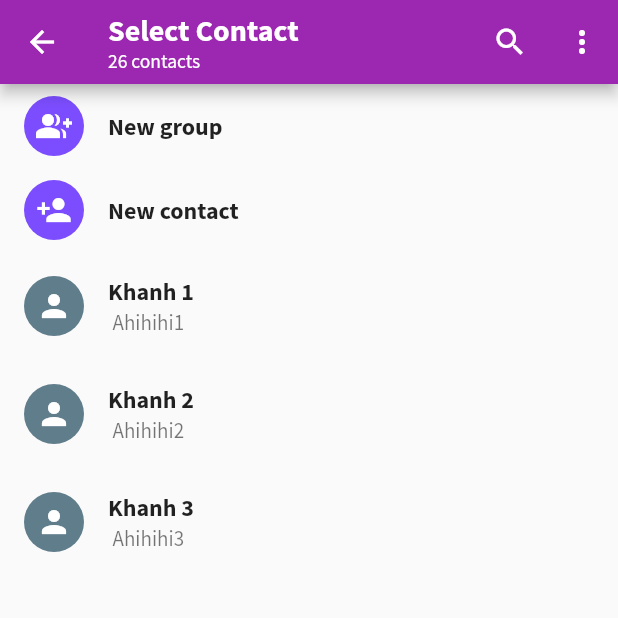
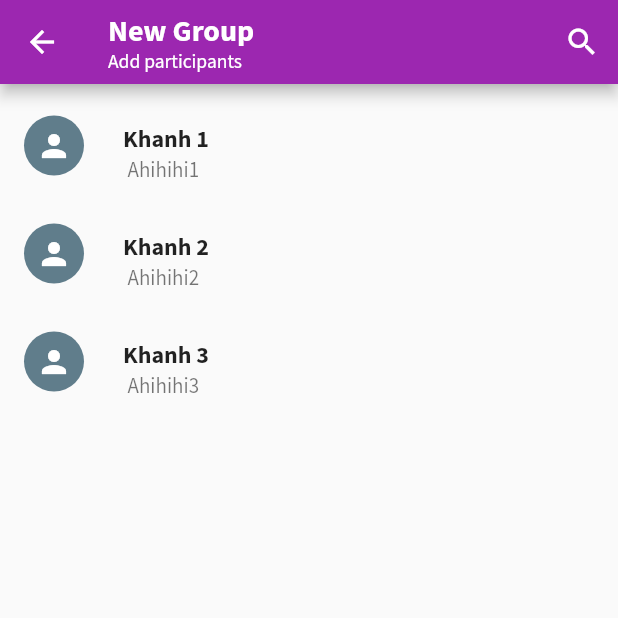
Before and after one commit to hkhansh27/chat-app, a Flutter app: the SelectContact screen opened directly, after a tap on "New group", on a phone screen of 412 x 824 dp, the top half of it. Run offline on Flutter 3.47's test engine with Material 2 defaults, Android fonts, the phone set to English and light mode, and no system bars; our stand-ins replace emoji_picker_flutter.

Commit message:
add create group UI

```diff
--- a/lib/CustomUI/button_card.dart
+++ b/lib/CustomUI/button_card.dart
@@ -1,4 +1,3 @@
-import 'package:chat_app/Models/chat_model.dart';
 import 'package:flutter/material.dart';
 
 class ButtonCard extends StatelessWidget {
@@ -9,16 +8,13 @@ class ButtonCard extends StatelessWidget {
 
   @override
   Widget build(BuildContext context) {
-    return InkWell(
-      onTap: () {},
-      child: ListTile(
-        leading: CircleAvatar(
-          radius: 20,
-          child: Icon(icon, color: Colors.white),
-          backgroundColor: Colors.deepPurpleAccent,
-        ),
-        title: Text("${name}", style: const TextStyle(fontSize: 16, fontWeight: FontWeight.bold)),
+    return ListTile(
+      leading: CircleAvatar(
+        radius: 20,
+        child: Icon(icon, color: Colors.white),
+        backgroundColor: Colors.deepPurpleAccent,
       ),
+      title: Text("$name", style: const TextStyle(fontSize: 16, fontWeight: FontWeight.bold)),
     );
   }
 }
--- a/lib/CustomUI/contact_card.dart
+++ b/lib/CustomUI/contact_card.dart
@@ -6,13 +6,31 @@ class ContactCard extends StatelessWidget {
   final ChatModel contact;
   @override
   Widget build(BuildContext context) {
-    return InkWell(
-      onTap: () {},
-      child: ListTile(
-        leading: CircleAvatar(
+    return ListTile(
+      leading: Container(
+        height: 50,
+        width: 50,
+        child: Stack(children: [
+          const CircleAvatar(
             radius: 20,
             child: Icon(Icons.person, color: Colors.white),
             backgroundColor: Colors.blueGrey,
+          ),
+          contact.select!
+              ? const Positioned(
+                  bottom: 5,
+                  right: 5,
+                  child: CircleAvatar(
+                    radius: 10,
+                    backgroundColor: Colors.green,
+                    child: Icon(
+                      Icons.check,
+                      color: Colors.white,
+                    ),
+                  ),
+                )
+              : Container()
+        ]),
       ),
       title: Text("${contact.name}", style: const TextStyle(fontSize: 16, fontWeight: FontWeight.bold)),
       subtitle: Row(
@@ -23,7 +41,6 @@ class ContactCard extends StatelessWidget {
           Text("${contact.status}")
         ],
       ),
-      ),
     );
   }
 }
--- a/lib/Models/chat_model.dart
+++ b/lib/Models/chat_model.dart
@@ -4,5 +4,6 @@ class ChatModel {
   String? time;
   String? currentMessage;
   String? status;
-  ChatModel({this.name, this.isGroup, this.time, this.currentMessage, this.status});
+  bool? select;
+  ChatModel({this.name, this.isGroup, this.time, this.currentMessage, this.status, this.select = false});
 }
--- a/lib/Pages/chat_page.dart
+++ b/lib/Pages/chat_page.dart
@@ -21,7 +21,7 @@ class _ChatPageState extends State<ChatPage> {
     return Scaffold(
         floatingActionButton: FloatingActionButton(
           onPressed: () {
-            Navigator.push(context, MaterialPageRoute(builder: (builder) => SelectContact()));
+            Navigator.push(context, MaterialPageRoute(builder: (builder) => const SelectContact()));
           },
           child: const Icon(Icons.chat),
         ),
--- /dev/null
+++ b/lib/Screens/create_group.dart
@@ -0,0 +1,98 @@
+import 'package:chat_app/CustomUI/avatar_card.dart';
+import 'package:chat_app/CustomUI/contact_card.dart';
+import 'package:chat_app/Models/chat_model.dart';
+import 'package:flutter/material.dart';
+
+class CreateGroup extends StatefulWidget {
+  const CreateGroup({Key? key}) : super(key: key);
+
+  @override
+  _CreateGroupState createState() => _CreateGroupState();
+}
+
+class _CreateGroupState extends State<CreateGroup> {
+  List<ChatModel> contacts = [
+    ChatModel(name: "Khanh 1", status: "Ahihihi1"),
+    ChatModel(name: "Khanh 2", status: "Ahihihi2"),
+    ChatModel(name: "Khanh 3", status: "Ahihihi3"),
+  ];
+
+  List<ChatModel> groupSelected = [];
+
+  @override
+  Widget build(BuildContext context) {
+    return Scaffold(
+        appBar: AppBar(
+          title: Column(
+            mainAxisAlignment: MainAxisAlignment.start,
+            crossAxisAlignment: CrossAxisAlignment.start,
+            children: const [
+              Text("New Group", style: TextStyle(fontSize: 20, fontWeight: FontWeight.bold)),
+              Text("Add participants", style: TextStyle(fontSize: 13))
+            ],
+          ),
+          actions: [
+            IconButton(onPressed: () {}, icon: const Icon(Icons.search)),
+          ],
+        ),
+        body: Stack(children: [
+          ListView.builder(
+            itemBuilder: (context, index) {
+              if (index == 0) {
+                return Container(height: groupSelected.length > 0 ? 90 : 10);
+              }
+
+              return InkWell(
+                  onTap: () {
+                    //whether display or hidden an green icon check in contact_card
+                    //contacts[index -1] and itemCount + 1 because if amount of users are selected > 0 then in itemBuiler, the index at 0 will be a container
+                    if (contacts[index - 1].select == false) {
+                      setState(() {
+                        contacts[index - 1].select = true;
+                        groupSelected.add(contacts[index - 1]);
+                      });
+                    } else {
+                      setState(() {
+                        contacts[index - 1].select = false;
+                        groupSelected.remove(contacts[index - 1]);
+                      });
+                    }
+                  },
+                  child: ContactCard(contact: contacts[index - 1]));
+            },
+            itemCount: contacts.length + 1,
+          ),
+          //conditional show container which contains users are selected
+          groupSelected.length > 0
+              ? Column(
+                  children: [
+                    Container(
+                        height: 75,
+                        color: Colors.white,
+                        child: ListView.builder(
+                            scrollDirection: Axis.horizontal,
+                            itemBuilder: (context, index) {
+                              //whether display or hidden an green icon check in avatar_card
+                              if (contacts[index].select == true) {
+                                return InkWell(
+                                    onTap: () {
+                                      setState(() {
+                                        contacts[index].select = false;
+                                        groupSelected.remove(contacts[index]);
+                                      });
+                                    },
+                                    child: AvatarCard(contact: contacts[index]));
+                              } else {
+                                return Container();
+                              }
+                            },
+                            itemCount: contacts.length)),
+                    const Divider(
+                      thickness: 2,
+                    )
+                  ],
+                )
+              : Container(),
+        ]));
+  }
+}
--- a/lib/Screens/select_contact.dart
+++ b/lib/Screens/select_contact.dart
@@ -2,6 +2,8 @@ import 'package:chat_app/CustomUI/button_card.dart';
 import 'package:chat_app/CustomUI/contact_card.dart';
 import 'package:chat_app/Models/chat_model.dart';
 import 'package:flutter/material.dart';
+
+import 'create_group.dart';
 
 class SelectContact extends StatefulWidget {
   const SelectContact({Key? key}) : super(key: key);
@@ -24,13 +26,13 @@ class _SelectContactState extends State<SelectContact> {
           title: Column(
             mainAxisAlignment: MainAxisAlignment.start,
             crossAxisAlignment: CrossAxisAlignment.start,
-            children: [
-              Text("Select Contact", style: const TextStyle(fontSize: 20, fontWeight: FontWeight.bold)),
-              Text("26 contacts", style: const TextStyle(fontSize: 13))
+            children: const [
+              Text("Select Contact", style: TextStyle(fontSize: 20, fontWeight: FontWeight.bold)),
+              Text("26 contacts", style: TextStyle(fontSize: 13))
             ],
           ),
           actions: [
-            IconButton(onPressed: () {}, icon: Icon(Icons.search)),
+            IconButton(onPressed: () {}, icon: const Icon(Icons.search)),
             PopupMenuButton(onSelected: (value) {
               print(value);
             }, itemBuilder: (BuildContext context) {
@@ -57,13 +59,21 @@ class _SelectContactState extends State<SelectContact> {
         ),
         body: ListView.builder(
           itemBuilder: (context, index) {
-            if (index == 0)
-              return ButtonCard(
-                icon: Icons.group_add_sharp,
-                name: "New group",
+            if (index == 0) {
+              return InkWell(
+                onTap: () {
+                  Navigator.push(context, MaterialPageRoute(builder: (builder) => const CreateGroup()));
+                },
+                child: const ButtonCard(
+                  icon: Icons.group_add_sharp,
+                  name: "New group",
+                ),
               );
-            if (index == 1) return ButtonCard(icon: Icons.person_add, name: "New contact");
-            return ContactCard(contact: contacts[index - 2]);
+            }
+            if (index == 1) {
+              return InkWell(onTap: () {}, child: const ButtonCard(icon: Icons.person_add, name: "New contact"));
+            }
+            return InkWell(onTap: () {}, child: ContactCard(contact: contacts[index - 2]));
           },
           itemCount: contacts.length + 2, // "+2" because two btn card in the top of page
         ));
```
Also changed, not shown: lib/CustomUI/avatar_card.dart (added, +40 -0 lines), 1 other file. Lines whose indentation alone changed are shown as unchanged.
